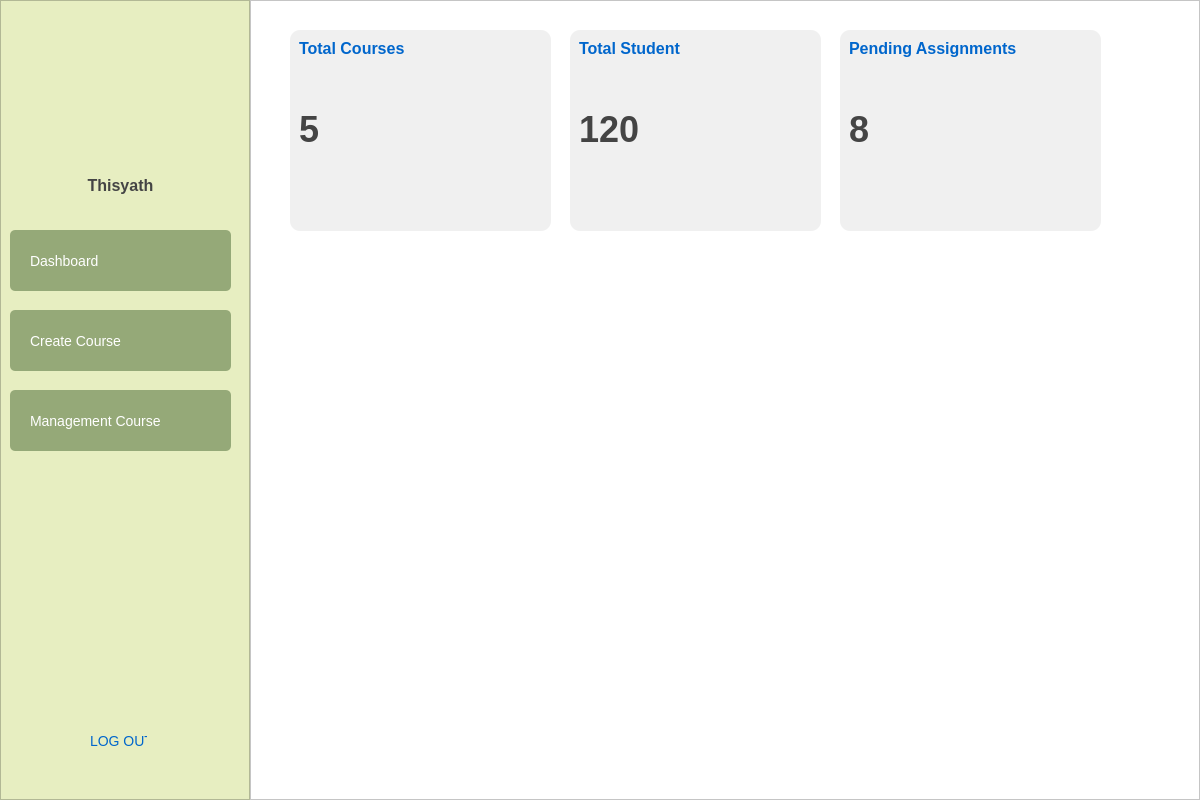
Qt form ui/page4.ui (Thisyath/lms-learnup) before a commit.
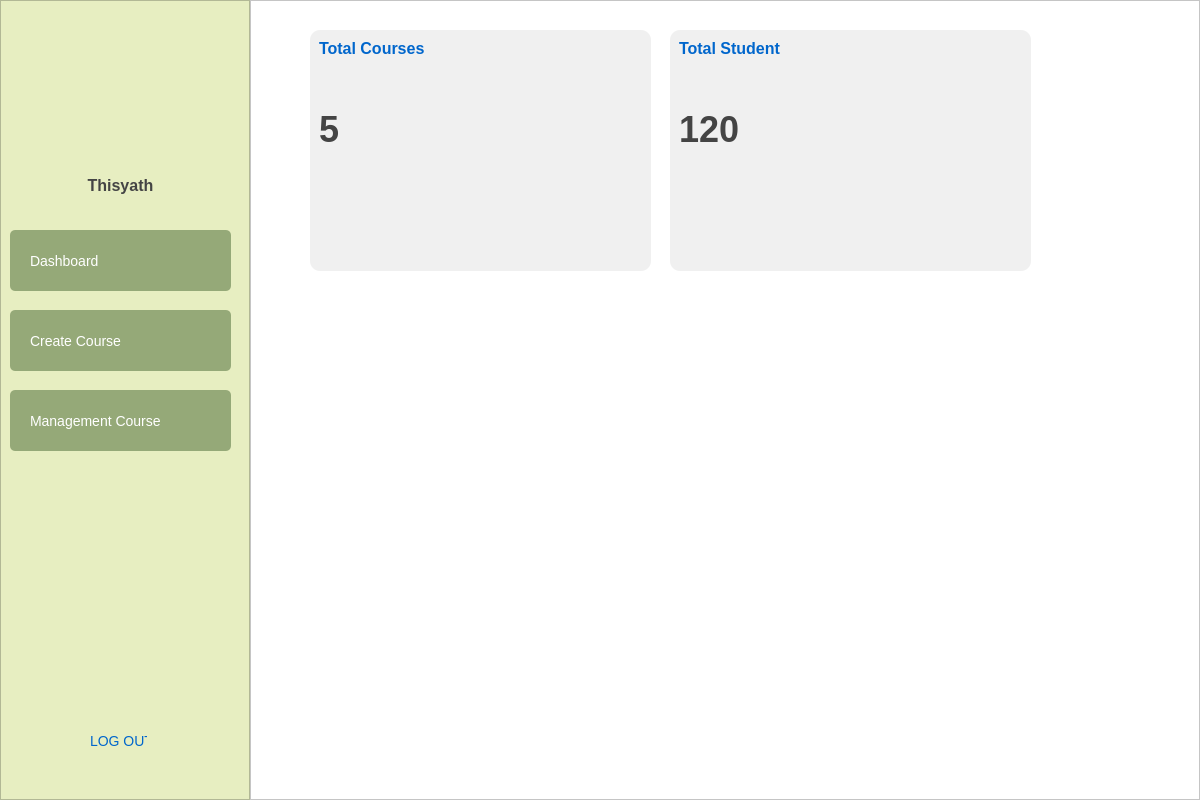
The same form after that commit. Icons and pictures are not drawn.

What changed in the file:
```diff
--- a/ui/page4.ui
+++ b/ui/page4.ui
@@ -210,69 +210,13 @@
       <property name="frameShadow">
        <enum>QFrame::Raised</enum>
       </property>
-      <widget class="QFrame" name="assignmentsCard">
-       <property name="geometry">
-        <rect>
-         <x>590</x>
-         <y>30</y>
-         <width>261</width>
-         <height>201</height>
-        </rect>
-       </property>
-       <property name="minimumSize">
-        <size>
-         <width>0</width>
-         <height>150</height>
-        </size>
-       </property>
-       <property name="styleSheet">
-        <string notr="true">background-color: #F0F0F0;
-border-radius: 10px;</string>
-       </property>
-       <widget class="QLabel" name="assignmentsTitle">
-        <property name="geometry">
-         <rect>
-          <x>9</x>
-          <y>9</y>
-          <width>174</width>
-          <height>19</height>
-         </rect>
-        </property>
-        <property name="styleSheet">
-         <string notr="true">color: #0066CC;
-font-size: 16px;
-font-weight: bold;</string>
-        </property>
-        <property name="text">
-         <string>Pending Assignments</string>
-        </property>
-       </widget>
-       <widget class="QLabel" name="assignmentsValue">
-        <property name="geometry">
-         <rect>
-          <x>9</x>
-          <y>78</y>
-          <width>23</width>
-          <height>43</height>
-         </rect>
-        </property>
-        <property name="styleSheet">
-         <string notr="true">color: #444444;
-font-size: 36px;
-font-weight: bold;</string>
-        </property>
-        <property name="text">
-         <string>8</string>
-        </property>
-       </widget>
-      </widget>
       <widget class="QFrame" name="coursesCard">
        <property name="geometry">
         <rect>
-         <x>40</x>
+         <x>60</x>
          <y>30</y>
-         <width>261</width>
-         <height>201</height>
+         <width>341</width>
+         <height>241</height>
         </rect>
        </property>
        <property name="minimumSize">
@@ -325,10 +269,10 @@
       <widget class="QFrame" name="studentsCard">
        <property name="geometry">
         <rect>
-         <x>320</x>
+         <x>420</x>
          <y>30</y>
-         <width>251</width>
-         <height>201</height>
+         <width>361</width>
+         <height>241</height>
         </rect>
        </property>
        <property name="minimumSize">
```
